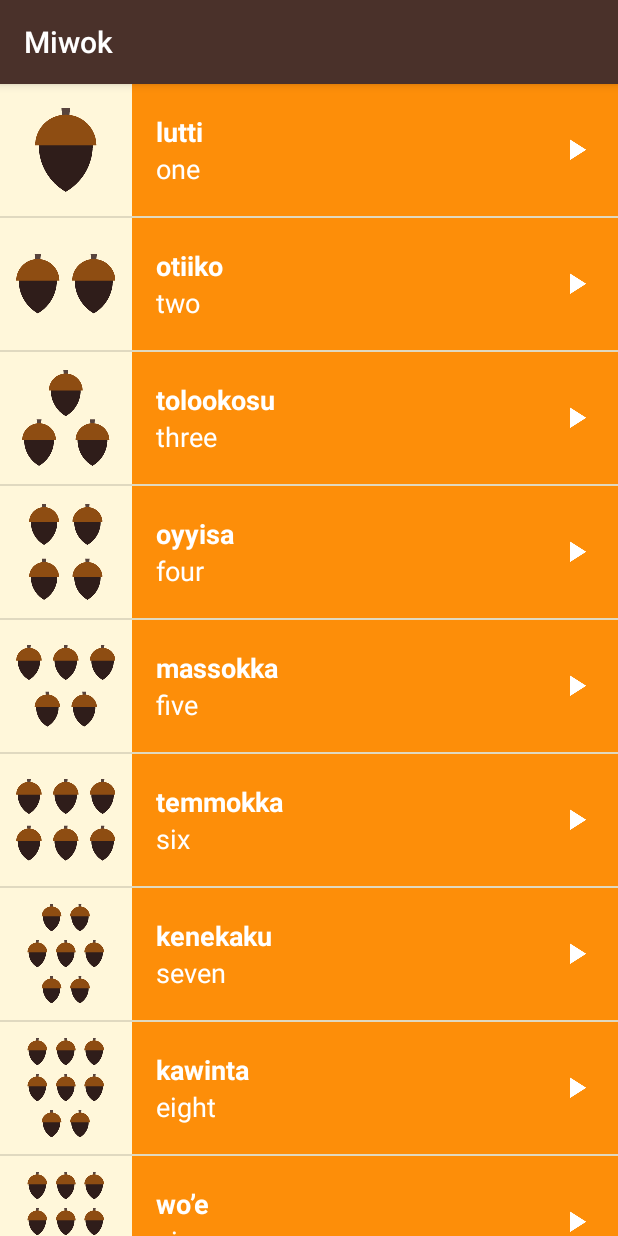
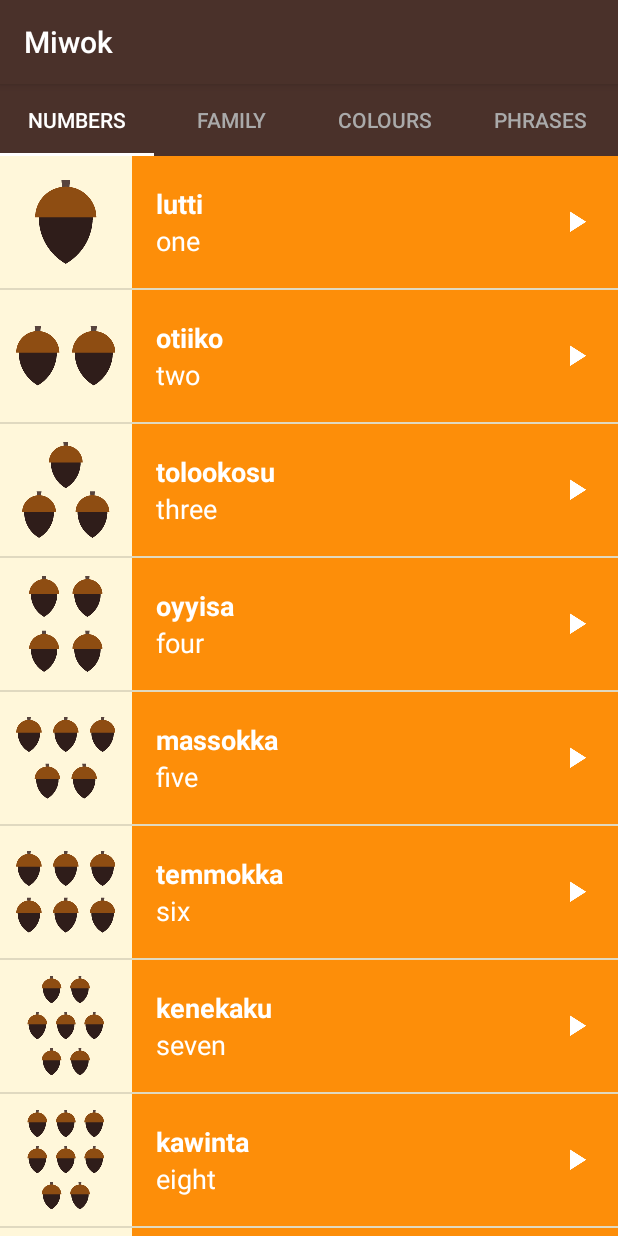
Before and after one commit to blargmedia/miwok, an Android app: the screen it shows after launch (MainActivity), on a phone screen of 412 x 824 dp. Run offline under Robolectric (Android 15) with nearby library versions, the phone set to English and light mode, and no system bars.

Commit message:
added tabs to ui layout

```diff
--- a/app/src/main/java/ca/blargmedia/miwok/CategoryAdapter.java
+++ b/app/src/main/java/ca/blargmedia/miwok/CategoryAdapter.java
@@ -9,6 +9,9 @@ import android.support.v4.app.FragmentPagerAdapter;
  */
 
 public class CategoryAdapter extends FragmentPagerAdapter {
+
+    final int tabCount = 4;
+    private String tabTitles[] = new String[] { "Numbers", "Family", "Colours", "Phrases" };
 
     public CategoryAdapter(FragmentManager fm) {
         super(fm);
@@ -29,7 +32,13 @@ public class CategoryAdapter extends FragmentPagerAdapter {
     }
 
     @Override
+    public CharSequence getPageTitle(int position) {
+        // Generate title based on item position
+        return tabTitles[position];
+    }
+
+    @Override
     public int getCount() {
-        return 4;
+        return tabCount;
     }
 }
--- a/app/src/main/java/ca/blargmedia/miwok/MainActivity.java
+++ b/app/src/main/java/ca/blargmedia/miwok/MainActivity.java
@@ -16,6 +16,7 @@
 package ca.blargmedia.miwok;
 
 import android.os.Bundle;
+import android.support.design.widget.TabLayout;
 import android.support.v4.view.ViewPager;
 import android.support.v7.app.AppCompatActivity;
 
@@ -37,5 +38,9 @@ public class MainActivity extends AppCompatActivity {
         // Set the adapter onto the view pager
         viewPager.setAdapter(adapter);
 
+        // Give the TabLayout the ViewPager
+        TabLayout tabLayout = (TabLayout) findViewById(R.id.sliding_tabs);
+        tabLayout.setupWithViewPager(viewPager);
+
     }
 }
--- a/app/src/main/res/layout/activity_main.xml
+++ b/app/src/main/res/layout/activity_main.xml
@@ -13,14 +13,24 @@
      See the License for the specific language governing permissions and
      limitations under the License.
 -->
-<LinearLayout
-    xmlns:android="http://schemas.android.com/apk/res/android"
+<LinearLayout xmlns:android="http://schemas.android.com/apk/res/android"
     xmlns:tools="http://schemas.android.com/tools"
     android:layout_width="match_parent"
     android:layout_height="match_parent"
+    xmlns:app="http://schemas.android.com/apk/res-auto"
     android:background="@color/tan_background"
     android:orientation="vertical"
     tools:context="ca.blargmedia.miwok.MainActivity">
+
+    <android.support.design.widget.TabLayout
+        android:id="@+id/sliding_tabs"
+        android:layout_width="match_parent"
+        android:layout_height="wrap_content"
+        app:tabMode="fixed"
+        app:tabBackground="@color/primary_color"
+        app:tabTextColor="@android:color/darker_gray"
+        app:tabSelectedTextColor="@android:color/white"
+        app:tabIndicatorColor="@android:color/white"/>
 
     <android.support.v4.view.ViewPager
         android:id="@+id/viewpager"
```
